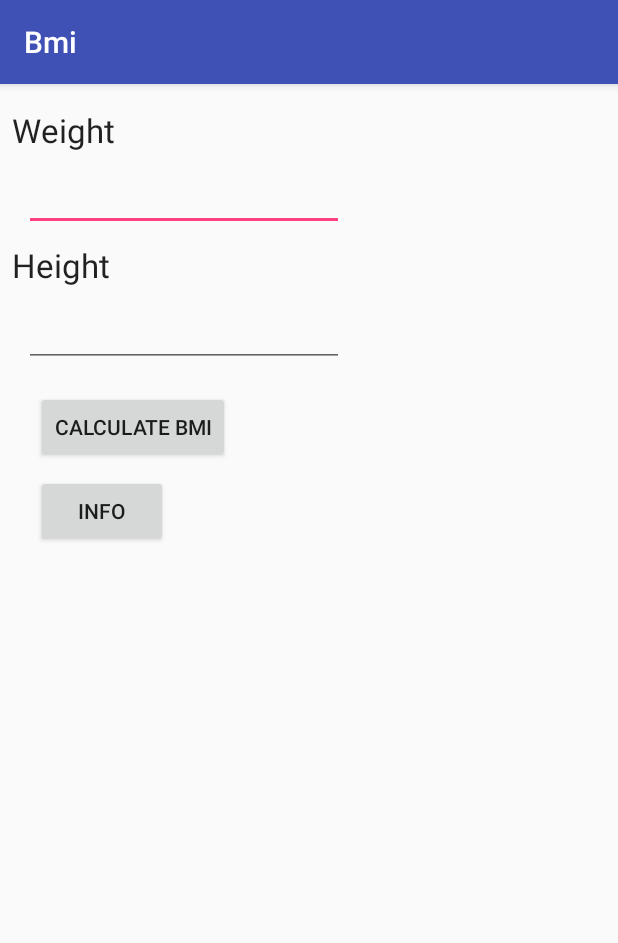
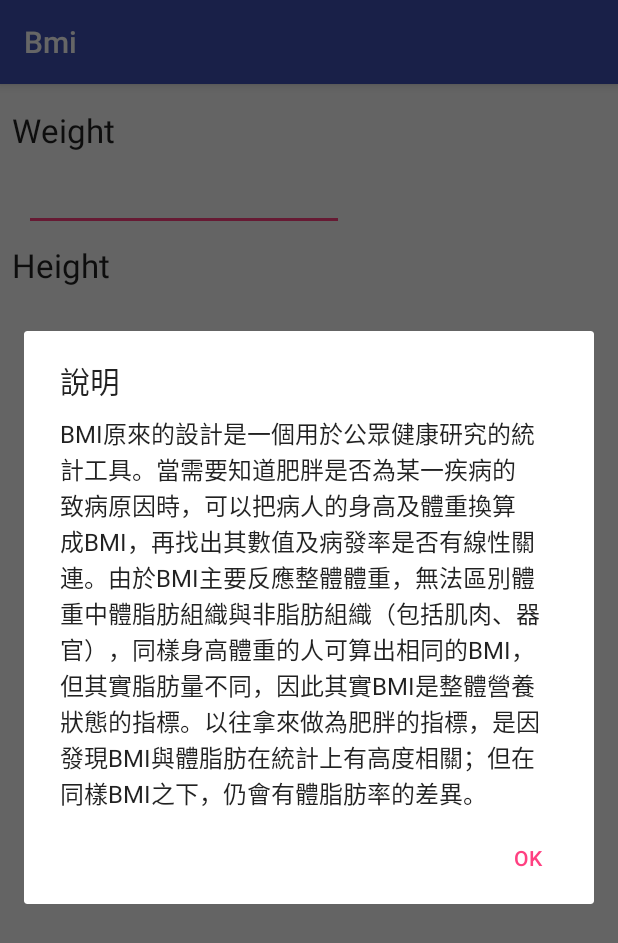
Before and after one commit to seanh737/Bmi, an Android app: the screen it shows after launch (MainActivity), after a tap on "INFO", on a phone screen of 412 x 824 dp. Shown: the top 943 px of the screen. Run offline under Robolectric (Android 15) with nearby library versions, the phone set to English and light mode, and no system bars.

```diff
--- a/app/src/main/java/com/sean/bmi/MainActivity.java
+++ b/app/src/main/java/com/sean/bmi/MainActivity.java
@@ -11,12 +11,12 @@ import android.widget.Toast;
 
 public class MainActivity extends AppCompatActivity {
     String s = new String("abc");
-    View.OnClickListener listener = new View.OnClickListener() {
-        @Override
-        public void onClick(View view) {
-
-        }
-    };
+//    View.OnClickListener listener = new View.OnClickListener() {
+//        @Override
+//        public void onClick(View view) {
+//
+//        }
+//    };
 
     @Override
     protected void onCreate(Bundle savedInstanceState) {
@@ -24,7 +24,18 @@ public class MainActivity extends AppCompatActivity {
         setContentView(R.layout.activity_main);
 //        getResources().getString(R.string.app_name); 運用Alt+Enter 讓字串自動輸入
         Button bHelp = (Button) findViewById(R.id.b_help);
-        bHelp.setOnClickListener(listener);
+        bHelp.setOnClickListener(new View.OnClickListener(){
+            @Override
+            public void onClick(View view) {
+                new AlertDialog.Builder(MainActivity.this)
+                        .setTitle("說明")
+                        .setMessage("BMI原來的設計是一個用於公眾健康研究的統計工具。當需要知道肥胖是否為某一疾病的致病原因時，可以把病人的身高及體重換算成BMI，再找出其數值及病發率是否有線性關連。由於BMI主要反應整體體重，無法區別體重中體脂肪組織與非脂肪組織（包括肌肉、器官），同樣身高體重的人可算出相同的BMI，但其實脂肪量不同，因此其實BMI是整體營養狀態的指標。以往拿來做為肥胖的指標，是因發現BMI與體脂肪在統計上有高度相關；但在同樣BMI之下，仍會有體脂肪率的差異。")
+                        .setPositiveButton("OK", null)
+                        .show();
+
+            }
+        });
+
     }
     public void bmi(View view){
 //        System.out.println("what???");  躲在logcat多行裡
```
